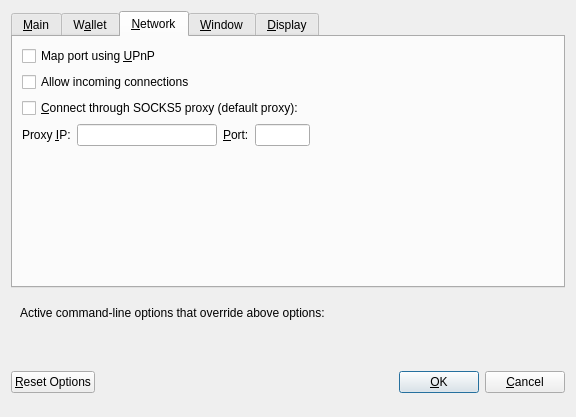
Above: src/qt/forms/optionsdialog.ui from folm/folm before the change. Below: the same form after it.
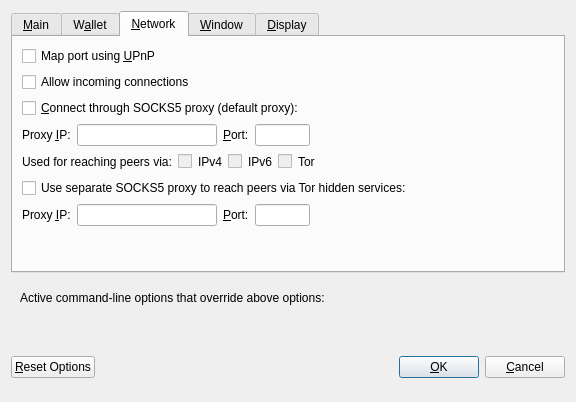
That is the form after the change. The open tabs and pages were chosen to show the change. Custom widgets are drawn as their Qt base class.

What changed in the file:
```diff
--- a/src/qt/forms/optionsdialog.ui
+++ b/src/qt/forms/optionsdialog.ui
@@ -7,7 +7,7 @@
     <x>0</x>
     <y>0</y>
     <width>576</width>
-    <height>417</height>
+    <height>402</height>
    </rect>
   </property>
   <property name="windowTitle">
@@ -376,6 +376,193 @@
          </item>
         </layout>
        </item>
+       <item>
+        <layout class="QHBoxLayout" name="horizontalLayout_2_Network">
+         <item>
+          <widget class="QLabel" name="proxyActiveNets">
+           <property name="text">
+            <string>Used for reaching peers via:</string>
+           </property>
+           <property name="textFormat">
+            <enum>Qt::PlainText</enum>
+           </property>
+          </widget>
+         </item>
+         <item>
+          <widget class="QCheckBox" name="proxyReachIPv4">
+           <property name="enabled">
+            <bool>false</bool>
+           </property>
+           <property name="toolTip">
+            <string>Shows, if the supplied default SOCKS5 proxy is used to reach peers via this network type.</string>
+           </property>
+           <property name="text">
+            <string/>
+           </property>
+          </widget>
+         </item>
+         <item>
+          <widget class="QLabel" name="proxyReachIPv4Label">
+           <property name="text">
+            <string>IPv4</string>
+           </property>
+           <property name="textFormat">
+            <enum>Qt::PlainText</enum>
+           </property>
+          </widget>
+         </item>
+         <item>
+          <widget class="QCheckBox" name="proxyReachIPv6">
+           <property name="enabled">
+            <bool>false</bool>
+           </property>
+           <property name="toolTip">
+            <string>Shows, if the supplied default SOCKS5 proxy is used to reach peers via this network type.</string>
+           </property>
+           <property name="text">
+            <string/>
+           </property>
+          </widget>
+         </item>
+         <item>
+          <widget class="QLabel" name="proxyReachIPv6Label">
+           <property name="text">
+            <string>IPv6</string>
+           </property>
+           <property name="textFormat">
+            <enum>Qt::PlainText</enum>
+           </property>
+          </widget>
+         </item>
+         <item>
+          <widget class="QCheckBox" name="proxyReachTor">
+           <property name="enabled">
+            <bool>false</bool>
+           </property>
+           <property name="toolTip">
+            <string>Shows, if the supplied default SOCKS5 proxy is used to reach peers via this network type.</string>
+           </property>
+           <property name="text">
+            <string/>
+           </property>
+          </widget>
+         </item>
+         <item>
+          <widget class="QLabel" name="proxyReachTorLabel">
+           <property name="text">
+            <string>Tor</string>
+           </property>
+           <property name="textFormat">
+            <enum>Qt::PlainText</enum>
+           </property>
+          </widget>
+         </item>
+         <item>
+          <spacer name="horizontalSpacer_2_Network">
+           <property name="orientation">
+            <enum>Qt::Horizontal</enum>
+           </property>
+           <property name="sizeHint" stdset="0">
+            <size>
+             <width>40</width>
+             <height>20</height>
+            </size>
+           </property>
+          </spacer>
+         </item>
+        </layout>
+       </item>
+       <item>
+        <widget class="QCheckBox" name="connectSocksTor">
+         <property name="toolTip">
+          <string>Connect to the Bitcoin network through a separate SOCKS5 proxy for Tor hidden services.</string>
+         </property>
+         <property name="text">
+          <string>Use separate SOCKS5 proxy to reach peers via Tor hidden services:</string>
+         </property>
+        </widget>
+       </item>
+       <item>
+        <layout class="QHBoxLayout" name="horizontalLayout_3_Network">
+         <item>
+          <widget class="QLabel" name="proxyIpTorLabel">
+           <property name="text">
+            <string>Proxy &amp;IP:</string>
+           </property>
+           <property name="textFormat">
+            <enum>Qt::PlainText</enum>
+           </property>
+           <property name="buddy">
+            <cstring>proxyIpTor</cstring>
+           </property>
+          </widget>
+         </item>
+         <item>
+          <widget class="QValidatedLineEdit" name="proxyIpTor">
+           <property name="minimumSize">
+            <size>
+             <width>140</width>
+             <height>0</height>
+            </size>
+           </property>
+           <property name="maximumSize">
+            <size>
+             <width>140</width>
+             <height>16777215</height>
+            </size>
+           </property>
+           <property name="toolTip">
+            <string>IP address of the proxy (e.g. IPv4: 127.0.0.1 / IPv6: ::1)</string>
+           </property>
+          </widget>
+         </item>
+         <item>
+          <widget class="QLabel" name="proxyPortTorLabel">
+           <property name="text">
+            <string>&amp;Port:</string>
+           </property>
+           <property name="textFormat">
+            <enum>Qt::PlainText</enum>
+           </property>
+           <property name="buddy">
+            <cstring>proxyPortTor</cstring>
+           </property>
+          </widget>
+         </item>
+         <item>
+          <widget class="QLineEdit" name="proxyPortTor">
+           <property name="minimumSize">
+            <size>
+             <width>55</width>
+             <height>0</height>
+            </size>
+           </property>
+           <property name="maximumSize">
+            <size>
+             <width>55</width>
+             <height>16777215</height>
+            </size>
+           </property>
+           <property name="toolTip">
+            <string>Port of the proxy (e.g. 9050)</string>
+           </property>
+          </widget>
+         </item>
+         <item>
+          <spacer name="horizontalSpacer_4_Network">
+           <property name="orientation">
+            <enum>Qt::Horizontal</enum>
+           </property>
+           <property name="sizeHint" stdset="0">
+            <size>
+             <width>40</width>
+             <height>20</height>
+            </size>
+           </property>
+          </spacer>
+         </item>
+        </layout>
+       </item>
        <item>
         <spacer name="verticalSpacer_Network">
          <property name="orientation">
```
Left out of the diff: 26 changed lines with no effect on the pictures.
